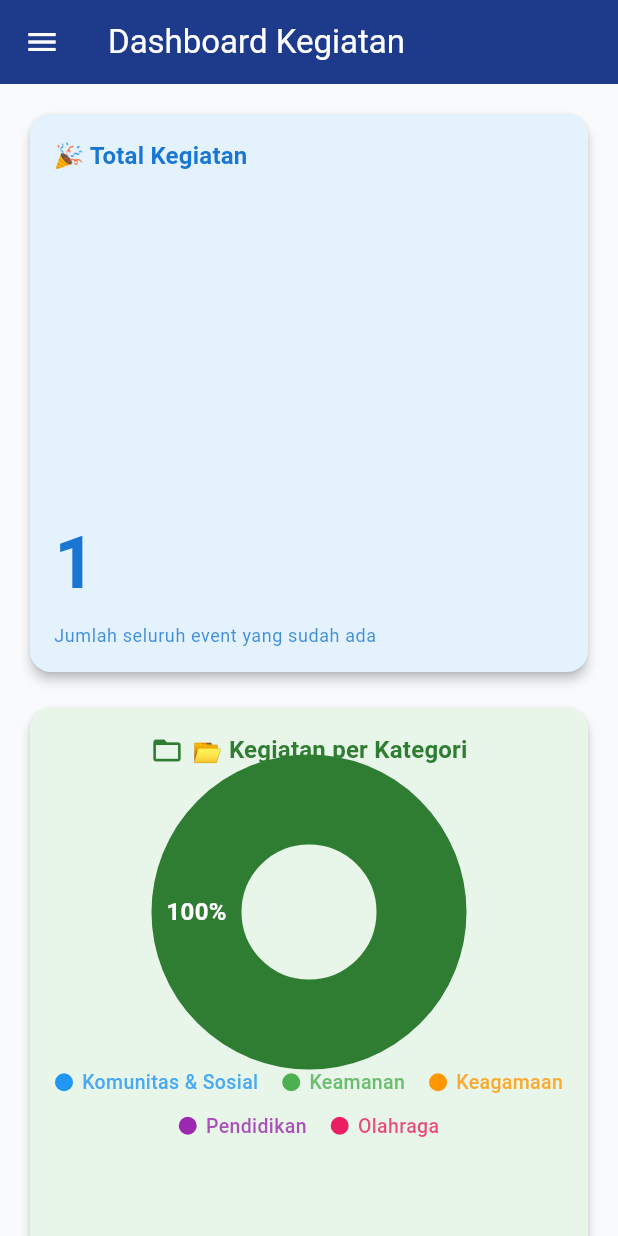
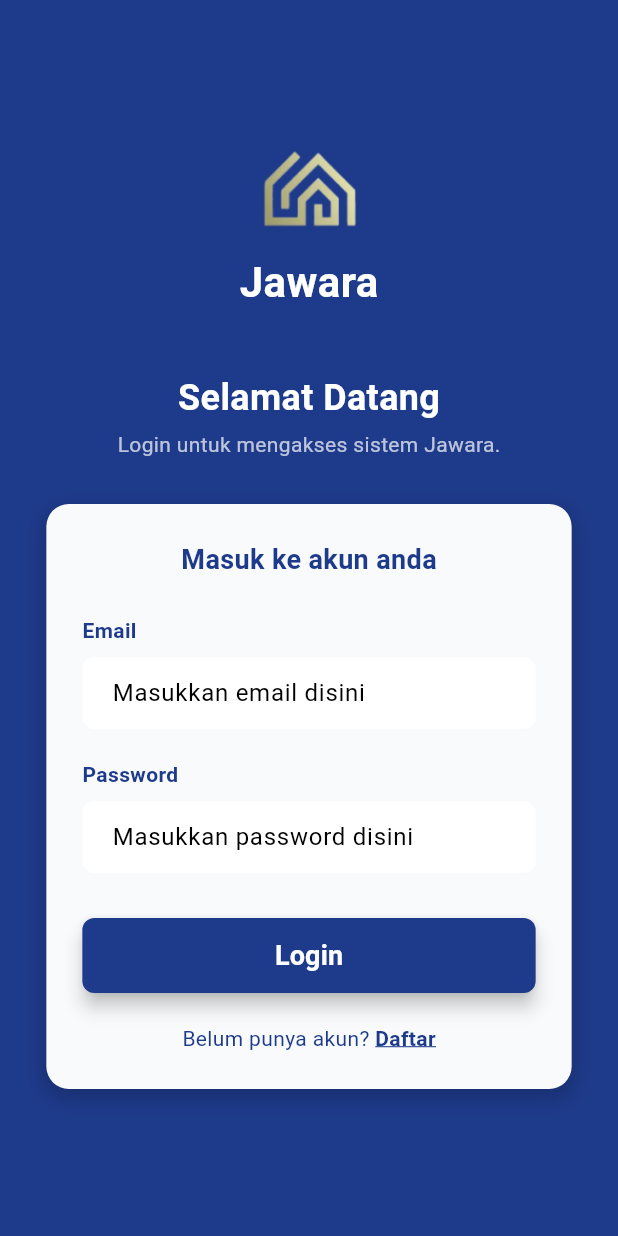
Before and after one commit to Ghetsa/UTS_Mobile_Kelompok3, a Flutter app: the screen it shows after launch, on a phone screen of 412 x 824 dp. Run offline on Flutter 3.47's test engine with Material 3 defaults, Android fonts, the phone set to English and light mode, and no system bars; drawn by our look-alikes of fl_chart; our stand-ins replace file_picker.

Commit message:
add: login, register, logo

```diff
--- /dev/null
+++ b/jawara_kelompok3/lib/Login/login.dart
@@ -0,0 +1,226 @@
+import 'package:flutter/material.dart';
+import '../Theme/app_theme.dart'; // gunakan tema dari AppTheme
+
+class LoginScreen extends StatelessWidget {
+  const LoginScreen({super.key});
+
+  @override
+  Widget build(BuildContext context) {
+    final screenWidth = MediaQuery.of(context).size.width;
+    final double cardMaxWidth = screenWidth > 470 ? 400.0 : screenWidth * 0.85;
+
+    return Scaffold(
+      backgroundColor: AppTheme.primaryBlue,
+      appBar: AppBar(
+        backgroundColor: Colors.transparent,
+        elevation: 0,
+      ),
+      body: SingleChildScrollView(
+        padding: const EdgeInsets.all(24.0),
+        child: Center(
+          child: ConstrainedBox(
+            constraints: const BoxConstraints(maxWidth: 600),
+            child: Column(
+              crossAxisAlignment: CrossAxisAlignment.center,
+              children: <Widget>[
+                // === Logo dan Judul ===
+                Column(
+                  children: [
+                    Image.asset('assets/images/Logo_jawara.png', height: 80),
+                    const SizedBox(height: 8),
+                    const Text(
+                      'Jawara',
+                      style: TextStyle(
+                        fontSize: 28,
+                        fontWeight: FontWeight.bold,
+                        color: Colors.white,
+                      ),
+                    ),
+                  ],
+                ),
+                const SizedBox(height: 40),
+
+                // === Teks Selamat Datang ===
+                const Text(
+                  'Selamat Datang',
+                  style: TextStyle(
+                    fontSize: 24,
+                    fontWeight: FontWeight.bold,
+                    color: Colors.white,
+                  ),
+                ),
+                const SizedBox(height: 4),
+                const Text(
+                  'Login untuk mengakses sistem Jawara.',
+                  style: TextStyle(fontSize: 14, color: Colors.white70),
+                ),
+                const SizedBox(height: 30),
+
+                // === Card Form Login ===
+                ConstrainedBox(
+                  constraints: BoxConstraints(maxWidth: cardMaxWidth),
+                  child: Container(
+                    padding: const EdgeInsets.all(24.0),
+                    decoration: BoxDecoration(
+                      color: AppTheme.backgroundBlueWhite,
+                      borderRadius: BorderRadius.circular(15),
+                      boxShadow: [
+                        BoxShadow(
+                          color: Colors.black.withOpacity(0.2),
+                          spreadRadius: 1,
+                          blurRadius: 10,
+                          offset: const Offset(0, 5),
+                        ),
+                      ],
+                    ),
+                    child: Column(
+                      crossAxisAlignment: CrossAxisAlignment.start,
+                      children: <Widget>[
+                        // Judul Card
+                        const Center(
+                          child: Text(
+                            'Masuk ke akun anda',
+                            style: TextStyle(
+                              fontSize: 18,
+                              fontWeight: FontWeight.bold,
+                              color: AppTheme.primaryBlue,
+                            ),
+                          ),
+                        ),
+                        const SizedBox(height: 24),
+
+                        // === Input Email ===
+                        const Text(
+                          'Email',
+                          style: TextStyle(
+                            fontWeight: FontWeight.bold,
+                            fontSize: 14,
+                            color: AppTheme.primaryBlue,
+                          ),
+                        ),
+                        const SizedBox(height: 8),
+                        TextFormField(
+                          decoration: InputDecoration(
+                            hintText: 'Masukkan email disini',
+                            filled: true,
+                            fillColor: Colors.white,
+                            border: OutlineInputBorder(
+                              borderRadius: BorderRadius.circular(8),
+                              borderSide: BorderSide.none,
+                            ),
+                            focusedBorder: OutlineInputBorder(
+                              borderRadius: BorderRadius.circular(8),
+                              borderSide: const BorderSide(
+                                color: AppTheme.primaryBlue,
+                                width: 2,
+                              ),
+                            ),
+                            contentPadding: const EdgeInsets.symmetric(
+                              horizontal: 16,
+                              vertical: 12,
+                            ),
+                          ),
+                          keyboardType: TextInputType.emailAddress,
+                        ),
+                        const SizedBox(height: 20),
+
+                        // === Input Password ===
+                        const Text(
+                          'Password',
+                          style: TextStyle(
+                            fontWeight: FontWeight.bold,
+                            fontSize: 14,
+                            color: AppTheme.primaryBlue,
+                          ),
+                        ),
+                        const SizedBox(height: 8),
+                        TextFormField(
+                          obscureText: true,
+                          decoration: InputDecoration(
+                            hintText: 'Masukkan password disini',
+                            filled: true,
+                            fillColor: Colors.white,
+                            border: OutlineInputBorder(
+                              borderRadius: BorderRadius.circular(8),
+                              borderSide: BorderSide.none,
+                            ),
+                            focusedBorder: OutlineInputBorder(
+                              borderRadius: BorderRadius.circular(8),
+                              borderSide: const BorderSide(
+                                color: AppTheme.primaryBlue,
+                                width: 2,
+                              ),
+                            ),
+                            contentPadding: const EdgeInsets.symmetric(
+                              horizontal: 16,
+                              vertical: 12,
+                            ),
+                          ),
+                        ),
+                        const SizedBox(height: 30),
+
+                        // === Tombol Login ===
+                        SizedBox(
+                          width: double.infinity,
+                          height: 50,
+                          child: ElevatedButton(
+                            onPressed: () {
+                              Navigator.pushNamed(context, '/');
+                            },
+                            style: ElevatedButton.styleFrom(
+                              backgroundColor: AppTheme.primaryBlue,
+                              shape: RoundedRectangleBorder(
+                                borderRadius: BorderRadius.circular(8),
+                              ),
+                              elevation: 5,
+                            ),
+                            child: const Text(
+                              'Login',
+                              style: TextStyle(
+                                fontSize: 18,
+                                fontWeight: FontWeight.bold,
+                                color: Colors.white,
+                              ),
+                            ),
+                          ),
+                        ),
+                        const SizedBox(height: 20),
+
+                        // === Tombol Register ===
+                        Center(
+                          child: Row(
+                            mainAxisAlignment: MainAxisAlignment.center,
+                            children: <Widget>[
+                              const Text(
+                                'Belum punya akun? ',
+                                style: TextStyle(color: AppTheme.primaryBlue),
+                              ),
+                              GestureDetector(
+                                onTap: () {
+                                  Navigator.pushNamed(context, '/register');
+                                },
+                                child: const Text(
+                                  'Daftar',
+                                  style: TextStyle(
+                                    color: AppTheme.primaryBlue,
+                                    fontWeight: FontWeight.bold,
+                                    decoration: TextDecoration.underline,
+                                    decorationColor: AppTheme.primaryBlue,
+                                  ),
+                                ),
+                              ),
+                            ],
+                          ),
+                        ),
+                      ],
+                    ),
+                  ),
+                ),
+              ],
+            ),
+          ),
+        ),
+      ),
+    );
+  }
+}
--- a/jawara_kelompok3/lib/Routes/app_routes.dart
+++ b/jawara_kelompok3/lib/Routes/app_routes.dart
@@ -1,4 +1,10 @@
 import 'package:flutter/material.dart';
+
+// === Login ===
+import '../login/login.dart';
+
+// === Register ===
+import '../register/register.dart';
 
 // === Dashboard ===
 import '../Dashboard/kegiatan.dart';
@@ -29,7 +35,13 @@ import '../Pemasukan/pemasukanLain/tambah_page.dart';
 class AppRoutes {
   static final Map<String, WidgetBuilder> routes = {
     // === Default Route ===
-    '/': (context) => const DashboardKegiatanPage(),
+    '/': (context) => const LoginScreen(),
+
+    // === Login ===
+    '/login': (context) => const LoginScreen(),
+
+    // === Register ===
+    '/register': (context) => const RegisterScreen(),
 
     // === Dashboard ===
     '/dashboard/kegiatan': (context) => const DashboardKegiatanPage(),
@@ -41,8 +53,10 @@ class AppRoutes {
     '/pemasukan/pages/tambah_kategori': (context) => const TambahKategoriPage(),
     '/pemasukan/tagihIuran': (context) => const TagihIuranPage(),
     '/pemasukan/tagihan': (context) => const TagihanPage(),
-    '/pemasukan/pemasukanLain-daftar': (context) => const PemasukanLainDaftarPage(),
-    '/pemasukan/pemasukanLain-tambah': (context) => const PemasukanLainTambahPage(),
+    '/pemasukan/pemasukanLain-daftar': (context) =>
+        const PemasukanLainDaftarPage(),
+    '/pemasukan/pemasukanLain-tambah': (context) =>
+        const PemasukanLainTambahPage(),
 
     // === Pengeluaran ===
     '/pengeluaran': (context) => const PengeluaranPage(),
--- a/jawara_kelompok3/pubspec.yaml
+++ b/jawara_kelompok3/pubspec.yaml
@@ -35,6 +35,7 @@ dependencies:
   # The following adds the Cupertino Icons font to your application.
   # Use with the CupertinoIcons class for iOS style icons.
   cupertino_icons: ^1.0.8
+  file_picker: ^8.1.3
 
 dev_dependencies:
   flutter_test:
@@ -58,7 +59,8 @@ flutter:
   uses-material-design: true
 
   # To add assets to your application, add an assets section, like this:
-  # assets:
+  assets:
+      - assets/images/
   #   - images/a_dot_burr.jpeg
   #   - images/a_dot_ham.jpeg
 
```
Also changed, not shown: jawara_kelompok3/lib/Register/register.dart (added, +372 -0 lines), jawara_kelompok3/assets/images/Logo_jawara.png (added), jawara_kelompok3/pubspec.lock, 1 other file.
